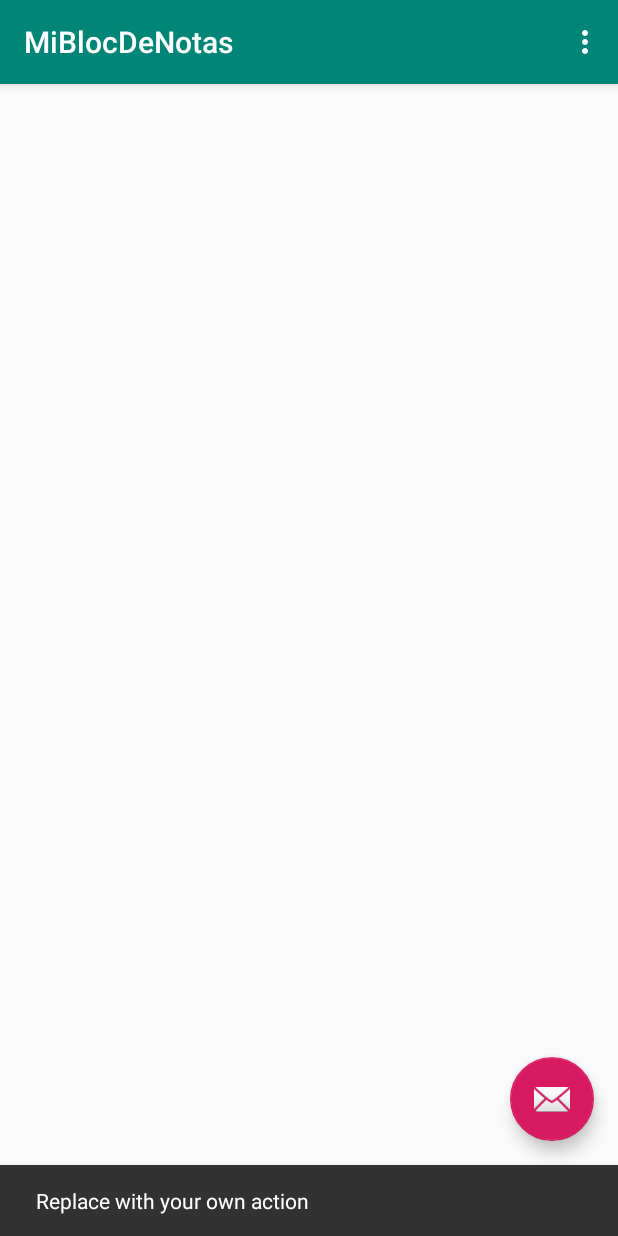
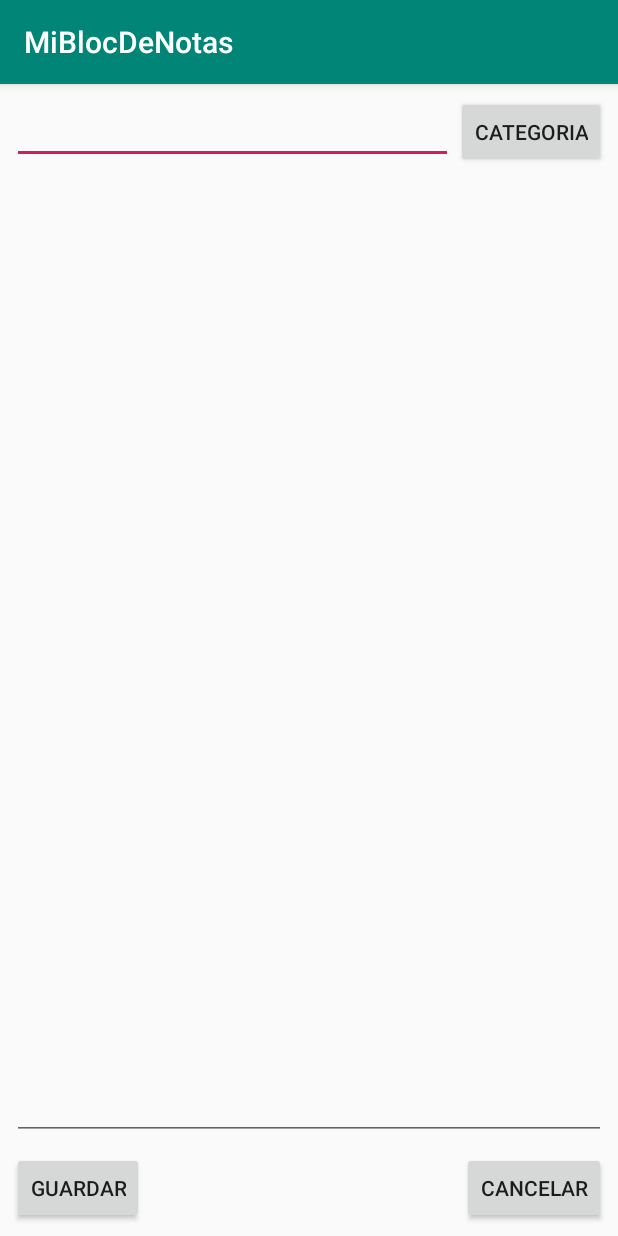
Before and after one commit to rubenrsanchez/MiBlocDeNotas, an Android app: the screen it shows after launch (MainActivity before the commit, ActivityNota2 after it), after a tap on an icon or button, on a phone screen of 412 x 824 dp. Run offline under Robolectric (Android 15) with nearby library versions, the phone set to English and light mode, and no system bars.

Commit message:
Añade nota al arrayList + viewHolder

```diff
--- a/app/src/main/AndroidManifest.xml
+++ b/app/src/main/AndroidManifest.xml
@@ -19,6 +19,8 @@
                 <category android:name="android.intent.category.LAUNCHER" />
             </intent-filter>
         </activity>
+        <activity android:name=".ActivityNota" />
+        <activity android:name=".ActivityNota2"></activity>
     </application>
 
 </manifest>
--- /dev/null
+++ b/app/src/main/java/com/example/leizan/miblocdenotas/ActivityNota2.java
@@ -0,0 +1,47 @@
+package com.example.leizan.miblocdenotas;
+
+import android.content.Intent;
+import android.support.v7.app.AppCompatActivity;
+import android.os.Bundle;
+import android.view.View;
+import android.widget.Button;
+import android.widget.EditText;
+
+import java.util.ArrayList;
+
+public class ActivityNota2 extends AppCompatActivity {
+
+    private EditText titulo;
+    private EditText text;
+    private Button guardar;
+    private Button cancelar;
+//    private ArrayList notasList;
+
+    @Override
+    protected void onCreate(Bundle savedInstanceState) {
+        super.onCreate(savedInstanceState);
+        setContentView(R.layout.activity_nota2);
+//        notasList = (ArrayList<Nota>) getIntent().getSerializableExtra("notas");
+        titulo = findViewById(R.id.editText_titulo);
+        text = findViewById(R.id.editText_text);
+        guardar = findViewById(R.id.button_guardar);
+        guardar.setOnClickListener(new View.OnClickListener(){
+            @Override
+            public void onClick(View v){
+                // aqui crea una nota y la devuelve al arraylist del mainactivity
+                Intent intent = new Intent(ActivityNota2.this, MainActivity.class);
+                intent.putExtra("nota" , new Nota(titulo.getText().toString(), text.getText().toString(), new CategoriaNota(1,"hola", 2)));
+                setResult(RESULT_OK, intent);
+                finish();
+            }
+        });
+        cancelar = findViewById(R.id.button_cancelar);
+        cancelar.setOnClickListener(new View.OnClickListener() {
+            @Override
+            public void onClick(View v) {
+                // cierra la activity y vuelve a la anterior sin crear ninguna nota
+            }
+        });
+
+    }
+}
--- a/app/src/main/java/com/example/leizan/miblocdenotas/CategoriaNota.java
+++ b/app/src/main/java/com/example/leizan/miblocdenotas/CategoriaNota.java
@@ -1,6 +1,8 @@
 package com.example.leizan.miblocdenotas;
 
-public class CategoriaNota {
+import java.io.Serializable;
+
+public class CategoriaNota implements Serializable {
     private int id;
     private String nombre;
     private int color;
--- a/app/src/main/java/com/example/leizan/miblocdenotas/MainActivity.java
+++ b/app/src/main/java/com/example/leizan/miblocdenotas/MainActivity.java
@@ -1,6 +1,9 @@
 package com.example.leizan.miblocdenotas;
 
+import android.app.Activity;
+import android.content.Intent;
 import android.os.Bundle;
+import android.support.annotation.Nullable;
 import android.support.design.widget.FloatingActionButton;
 import android.support.design.widget.Snackbar;
 import android.support.v7.app.AppCompatActivity;
@@ -29,13 +32,20 @@ public class MainActivity extends AppCompatActivity {
         fab.setOnClickListener(new View.OnClickListener() {
             @Override
             public void onClick(View view) {
-                Snackbar.make(view, "Replace with your own action", Snackbar.LENGTH_LONG)
-                        .setAction("Action", null).show();
+                Intent intent = new Intent(MainActivity.this, ActivityNota2.class);
+                startActivityForResult(intent, 1);
+
+
             }
         });
 
         notasList = new ArrayList<>();
         categoriasList = new ArrayList<>();
+
+        mainRV = findViewById(R.id.rvMain);
+        adapter = new NotasAdapter(this, notasList, categoriasList);
+        mainRV.setAdapter(adapter);
+        mainRV.setLayoutManager(new LinearLayoutManager(this));
 
     }
 
@@ -43,12 +53,6 @@ public class MainActivity extends AppCompatActivity {
     public boolean onCreateOptionsMenu(Menu menu) {
         // Inflate the menu; this adds items to the action bar if it is present.
         getMenuInflater().inflate(R.menu.menu_main, menu);
-
-        mainRV = findViewById(R.id.rvMain);
-        adapter = new NotasAdapter(this, notasList, categoriasList);
-        mainRV.setAdapter(adapter);
-        mainRV.setLayoutManager(new LinearLayoutManager(this));
-
         return true;
     }
 
@@ -66,4 +70,19 @@ public class MainActivity extends AppCompatActivity {
 
         return super.onOptionsItemSelected(item);
     }
+
+    @Override
+    protected void onActivityResult(int requestCode, int resultCode, @Nullable Intent data) {
+        super.onActivityResult(requestCode, resultCode, data);
+        switch (requestCode){
+            case 1:
+                if(resultCode == Activity.RESULT_OK){
+                    //notasList = (ArrayList<Nota>)data.getExtras().getSerializable("notas");
+                    notasList.add((Nota)data.getSerializableExtra("nota"));
+                    adapter.notifyDataSetChanged();
+                }
+                break;
+
+        }
+    }
 }
--- a/app/src/main/java/com/example/leizan/miblocdenotas/Nota.java
+++ b/app/src/main/java/com/example/leizan/miblocdenotas/Nota.java
@@ -4,7 +4,9 @@ import android.graphics.Color;
 
 import org.w3c.dom.Text;
 
-public class Nota {
+import java.io.Serializable;
+
+public class Nota implements Serializable {
     private String titulo;
     private String text;
     private CategoriaNota categoria;
--- a/app/src/main/java/com/example/leizan/miblocdenotas/NotasAdapter.java
+++ b/app/src/main/java/com/example/leizan/miblocdenotas/NotasAdapter.java
@@ -35,6 +35,7 @@ public class NotasAdapter extends RecyclerView.Adapter<NotasAdapter.NotasViewHol
         Nota currentNota = notas.get(i);
         // Add the data to the view holder.
         holder.titulo.setText(currentNota.getText());
+
     }
 
     @Override
@@ -56,6 +57,5 @@ public class NotasAdapter extends RecyclerView.Adapter<NotasAdapter.NotasViewHol
         public void onClick(View v) {
 
         }
-
     }
 }
--- /dev/null
+++ b/app/src/main/res/layout/activity_nota2.xml
@@ -0,0 +1,77 @@
+<?xml version="1.0" encoding="utf-8"?>
+<android.support.constraint.ConstraintLayout xmlns:android="http://schemas.android.com/apk/res/android"
+    xmlns:app="http://schemas.android.com/apk/res-auto"
+    xmlns:tools="http://schemas.android.com/tools"
+    android:layout_width="match_parent"
+    android:layout_height="match_parent"
+    tools:context=".ActivityNota2">
+
+    <EditText
+        android:id="@+id/editText_titulo"
+        android:layout_width="0dp"
+        android:layout_height="wrap_content"
+        android:layout_marginStart="8dp"
+        android:layout_marginLeft="8dp"
+        android:layout_marginTop="8dp"
+        android:layout_marginEnd="2dp"
+        android:layout_marginRight="2dp"
+        android:ems="10"
+        android:inputType="textPersonName"
+        android:text=""
+        app:layout_constraintEnd_toStartOf="@+id/button_categoria"
+        app:layout_constraintHorizontal_bias="0.126"
+        app:layout_constraintStart_toStartOf="parent"
+        app:layout_constraintTop_toTopOf="parent" />
+
+    <Button
+        android:id="@+id/button_categoria"
+        android:layout_width="wrap_content"
+        android:layout_height="wrap_content"
+        android:layout_marginEnd="8dp"
+        android:layout_marginRight="8dp"
+        android:text="Categoria"
+        app:layout_constraintBaseline_toBaselineOf="@+id/editText_titulo"
+        app:layout_constraintEnd_toEndOf="parent" />
+
+    <Button
+        android:id="@+id/button_guardar"
+        android:layout_width="wrap_content"
+        android:layout_height="wrap_content"
+        android:layout_marginStart="8dp"
+        android:layout_marginLeft="8dp"
+        android:layout_marginBottom="8dp"
+        android:text="Guardar"
+        app:layout_constraintBottom_toBottomOf="parent"
+        app:layout_constraintStart_toStartOf="parent" />
+
+    <Button
+        android:id="@+id/button_cancelar"
+        android:layout_width="wrap_content"
+        android:layout_height="wrap_content"
+        android:layout_marginEnd="8dp"
+        android:layout_marginRight="8dp"
+        android:layout_marginBottom="8dp"
+        android:text="Cancelar"
+        app:layout_constraintBottom_toBottomOf="parent"
+        app:layout_constraintEnd_toEndOf="parent" />
+
+
+    <EditText
+        android:id="@+id/editText_text"
+        android:layout_width="0dp"
+        android:layout_height="0dp"
+        android:layout_marginStart="8dp"
+        android:layout_marginLeft="8dp"
+        android:layout_marginTop="8dp"
+        android:layout_marginEnd="8dp"
+        android:layout_marginRight="8dp"
+        android:layout_marginBottom="8dp"
+        android:ems="10"
+        android:gravity="top"
+        android:inputType="textMultiLine"
+        app:layout_constraintBottom_toTopOf="@+id/button_guardar"
+        app:layout_constraintEnd_toEndOf="parent"
+        app:layout_constraintStart_toStartOf="parent"
+        app:layout_constraintTop_toBottomOf="@+id/editText_titulo" />
+
+</android.support.constraint.ConstraintLayout>
```
Also changed, not shown: app/src/main/res/layout/second_activity.xml (added, +75 -0 lines).
